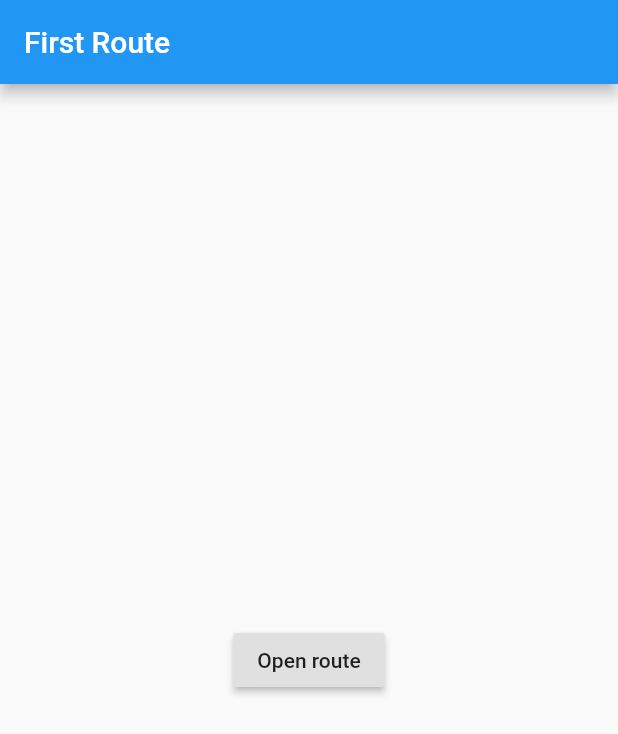
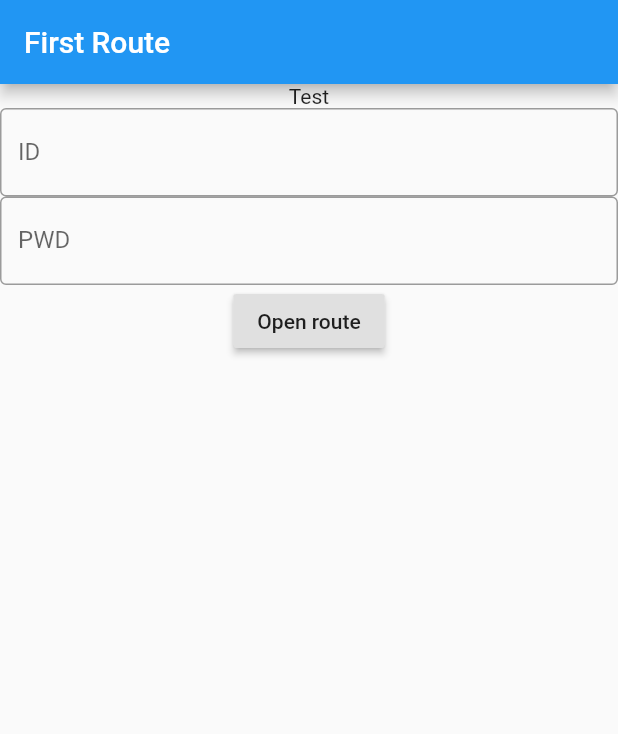
Before and after one commit to hwJames/Study-Flutter, a Flutter app: the screen it shows after launch, on a phone screen of 412 x 824 dp. Shown: the top 734 px of the screen. Run offline on Flutter 3.47's test engine with Material 2 defaults, Android fonts, the phone set to English and light mode, and no system bars.

Commit message:
text, textfield 추가

```diff
--- a/lib/main.dart
+++ b/lib/main.dart
@@ -14,8 +14,20 @@ class FirstRoute extends StatelessWidget {
       appBar: AppBar(
         title: Text('First Route'),
       ),
-      body: Center(
-        child: RaisedButton(
+      body: Column(
+        children: [
+          Text('Test'),
+          TextField(
+            obscureText: true,
+            decoration:
+                InputDecoration(border: OutlineInputBorder(), labelText: 'ID'),
+          ),
+          TextField(
+            obscureText: true,
+            decoration:
+                InputDecoration(border: OutlineInputBorder(), labelText: 'PWD'),
+          ),
+          RaisedButton(
             child: Text('Open route'),
             onPressed: () {
               Navigator.push(
@@ -24,6 +36,7 @@ class FirstRoute extends StatelessWidget {
               );
             },
           ),
+        ],
       ),
     );
   }
```
Lines whose indentation alone changed are shown as unchanged.
